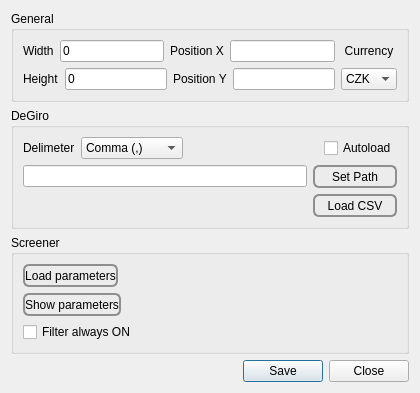
First picture: the form in settingsform.ui, repository ado130/SPM, before the edit.
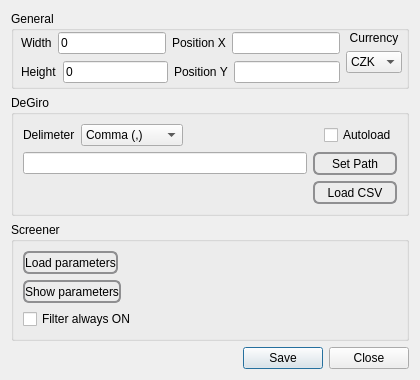
Second picture: the form after the edit.

The edit to the form file:
```diff
--- a/settingsform.ui
+++ b/settingsform.ui
@@ -19,6 +19,15 @@
      <property name="title">
       <string>General</string>
      </property>
+     <widget class="QWidget" name="">
+      <property name="geometry">
+       <rect>
+        <x>10</x>
+        <y>20</y>
+        <width>381</width>
+        <height>54</height>
+       </rect>
+      </property>
      <layout class="QHBoxLayout" name="horizontalLayout_9">
       <item>
        <layout class="QVBoxLayout" name="verticalLayout">
@@ -117,9 +126,23 @@
           </item>
          </widget>
         </item>
+         <item>
+          <spacer name="verticalSpacer">
+           <property name="orientation">
+            <enum>Qt::Vertical</enum>
+           </property>
+           <property name="sizeHint" stdset="0">
+            <size>
+             <width>20</width>
+             <height>40</height>
+            </size>
+           </property>
+          </spacer>
+         </item>
        </layout>
       </item>
      </layout>
+     </widget>
     </widget>
    </item>
    <item>
```
Lines whose indentation alone changed are shown as unchanged.
